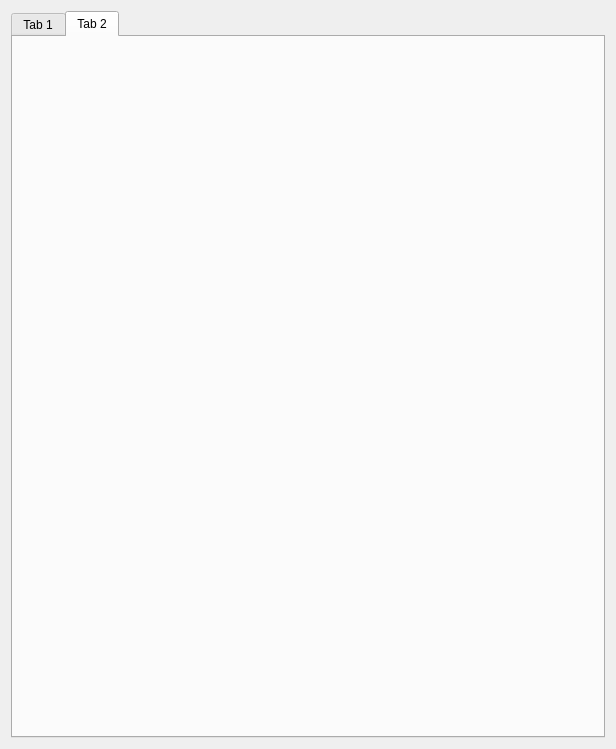
This is designer/gui_feu.ui in IvanBodnar/feu as Qt 5 draws it before an edit. The edited form follows.
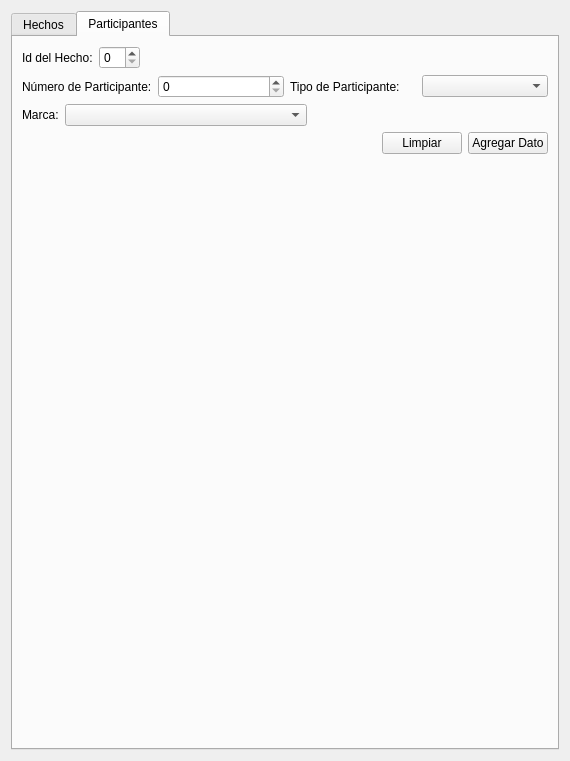
This is the edited form. The open tabs and pages were chosen to show the change.

Commit message: Agregada solapa participantes y clase ListasCombobox

The edit to the form file:
```diff
--- a/designer/gui_feu.ui
+++ b/designer/gui_feu.ui
@@ -6,8 +6,8 @@
    <rect>
     <x>0</x>
     <y>0</y>
-    <width>616</width>
-    <height>749</height>
+    <width>570</width>
+    <height>761</height>
    </rect>
   </property>
   <property name="windowTitle">
@@ -21,39 +21,9 @@
      </property>
      <widget class="QWidget" name="tab">
       <attribute name="title">
-       <string>Tab 1</string>
+       <string>Hechos</string>
       </attribute>
       <layout class="QVBoxLayout" name="verticalLayout_2">
-       <item>
-        <layout class="QHBoxLayout" name="horizontalLayout_2">
-         <item>
-          <widget class="QLabel" name="label_3">
-           <property name="sizePolicy">
-            <sizepolicy hsizetype="Maximum" vsizetype="Preferred">
-             <horstretch>0</horstretch>
-             <verstretch>0</verstretch>
-            </sizepolicy>
-           </property>
-           <property name="text">
-            <string>Numero de Hecho:</string>
-           </property>
-          </widget>
-         </item>
-         <item>
-          <widget class="QSpinBox" name="spinBox_NumeroHecho">
-           <property name="sizePolicy">
-            <sizepolicy hsizetype="Minimum" vsizetype="Fixed">
-             <horstretch>0</horstretch>
-             <verstretch>0</verstretch>
-            </sizepolicy>
-           </property>
-           <property name="maximum">
-            <number>10000</number>
-           </property>
-          </widget>
-         </item>
-        </layout>
-       </item>
        <item>
         <layout class="QHBoxLayout" name="horizontalLayout">
          <item>
@@ -348,8 +318,148 @@
      </widget>
      <widget class="QWidget" name="tab_2">
       <attribute name="title">
-       <string>Tab 2</string>
+       <string>Participantes</string>
       </attribute>
+      <layout class="QVBoxLayout" name="verticalLayout_3">
+       <item>
+        <layout class="QHBoxLayout" name="horizontalLayout_2">
+         <item>
+          <widget class="QLabel" name="label_3">
+           <property name="sizePolicy">
+            <sizepolicy hsizetype="Maximum" vsizetype="Preferred">
+             <horstretch>0</horstretch>
+             <verstretch>0</verstretch>
+            </sizepolicy>
+           </property>
+           <property name="text">
+            <string>Id del Hecho:</string>
+           </property>
+          </widget>
+         </item>
+         <item>
+          <widget class="QSpinBox" name="idHecho_spinBox"/>
+         </item>
+         <item>
+          <spacer name="horizontalSpacer_3">
+           <property name="orientation">
+            <enum>Qt::Horizontal</enum>
+           </property>
+           <property name="sizeHint" stdset="0">
+            <size>
+             <width>40</width>
+             <height>20</height>
+            </size>
+           </property>
+          </spacer>
+         </item>
+        </layout>
+       </item>
+       <item>
+        <layout class="QHBoxLayout" name="horizontalLayout_7">
+         <item>
+          <widget class="QLabel" name="label_14">
+           <property name="text">
+            <string>Número de Participante:</string>
+           </property>
+          </widget>
+         </item>
+         <item>
+          <widget class="QSpinBox" name="numeroParticipante_spinBox"/>
+         </item>
+         <item>
+          <widget class="QLabel" name="label_15">
+           <property name="text">
+            <string>Tipo de Participante:</string>
+           </property>
+          </widget>
+         </item>
+         <item>
+          <widget class="QComboBox" name="tipoParticipante_comboBox"/>
+         </item>
+        </layout>
+       </item>
+       <item>
+        <layout class="QHBoxLayout" name="horizontalLayout_9">
+         <item>
+          <widget class="QLabel" name="label_16">
+           <property name="text">
+            <string>Marca:</string>
+           </property>
+          </widget>
+         </item>
+         <item>
+          <widget class="QComboBox" name="marcaParticipante_comboBox">
+           <property name="sizePolicy">
+            <sizepolicy hsizetype="MinimumExpanding" vsizetype="Fixed">
+             <horstretch>0</horstretch>
+             <verstretch>0</verstretch>
+            </sizepolicy>
+           </property>
+          </widget>
+         </item>
+         <item>
+          <spacer name="horizontalSpacer_5">
+           <property name="orientation">
+            <enum>Qt::Horizontal</enum>
+           </property>
+           <property name="sizeType">
+            <enum>QSizePolicy::Expanding</enum>
+           </property>
+           <property name="sizeHint" stdset="0">
+            <size>
+             <width>40</width>
+             <height>20</height>
+            </size>
+           </property>
+          </spacer>
+         </item>
+        </layout>
+       </item>
+       <item>
+        <layout class="QHBoxLayout" name="horizontalLayout_8">
+         <item>
+          <spacer name="horizontalSpacer_4">
+           <property name="orientation">
+            <enum>Qt::Horizontal</enum>
+           </property>
+           <property name="sizeHint" stdset="0">
+            <size>
+             <width>40</width>
+             <height>20</height>
+            </size>
+           </property>
+          </spacer>
+         </item>
+         <item>
+          <widget class="QPushButton" name="clearParticipante_pushButton">
+           <property name="text">
+            <string>Limpiar</string>
+           </property>
+          </widget>
+         </item>
+         <item>
+          <widget class="QPushButton" name="addParticipante_pushButton">
+           <property name="text">
+            <string>Agregar Dato</string>
+           </property>
+          </widget>
+         </item>
+        </layout>
+       </item>
+       <item>
+        <spacer name="verticalSpacer_2">
+         <property name="orientation">
+          <enum>Qt::Vertical</enum>
+         </property>
+         <property name="sizeHint" stdset="0">
+          <size>
+           <width>20</width>
+           <height>40</height>
+          </size>
+         </property>
+        </spacer>
+       </item>
+      </layout>
      </widget>
     </widget>
    </item>
```
Left out of the diff: 10 changed lines with no effect on the pictures. The commit also changes 5 other files.
